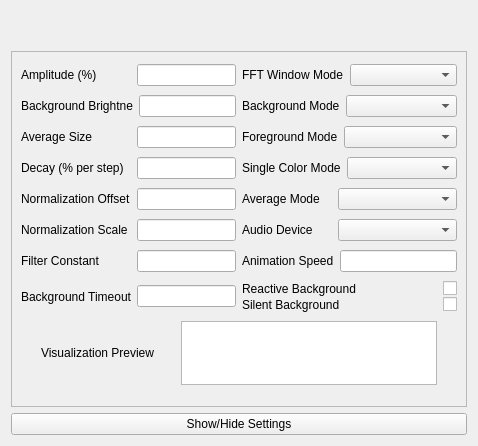
Above: Effects/AudioVisualizer/AudioVisualizer.ui from DLdota/OpenRGBEffectsPlugin before the change. Below: the same form after it.
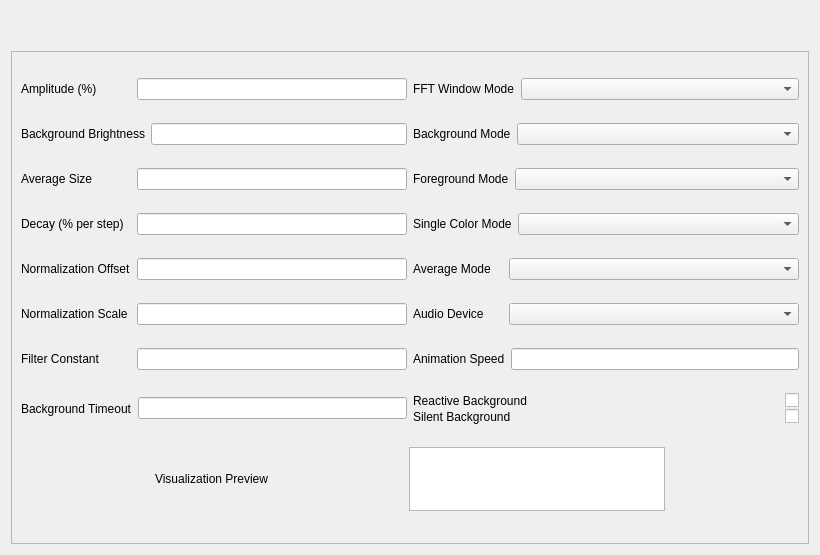
That is the form after the change.

Commit message: Remove show/hide settings buttons

```diff
--- a/Effects/AudioVisualizer/AudioVisualizer.ui
+++ b/Effects/AudioVisualizer/AudioVisualizer.ui
@@ -6,8 +6,8 @@
    <rect>
     <x>0</x>
     <y>0</y>
-    <width>478</width>
-    <height>446</height>
+    <width>820</width>
+    <height>555</height>
    </rect>
   </property>
   <property name="sizePolicy">
@@ -610,13 +610,6 @@
      </layout>
     </widget>
    </item>
-   <item>
-    <widget class="QPushButton" name="ShowHideSettings">
-     <property name="text">
-      <string>Show/Hide Settings</string>
-     </property>
-    </widget>
-   </item>
   </layout>
  </widget>
  <resources/>
```
Left out of the diff: 2 changed lines with no effect on the pictures. The commit also changes 4 other files.
